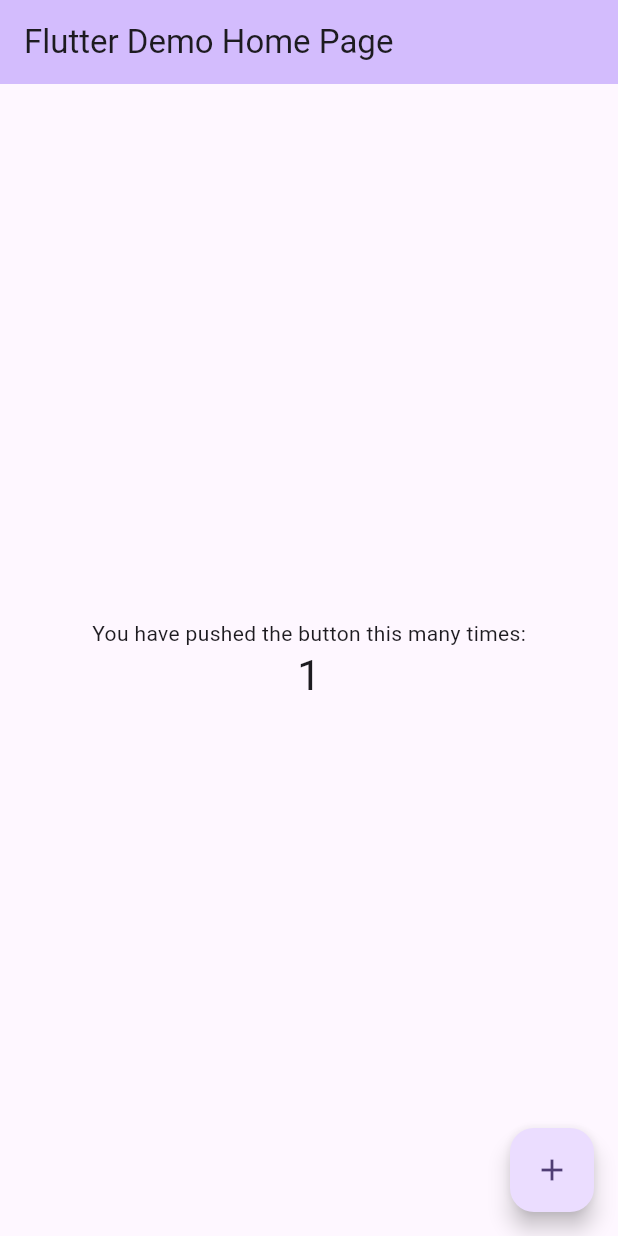
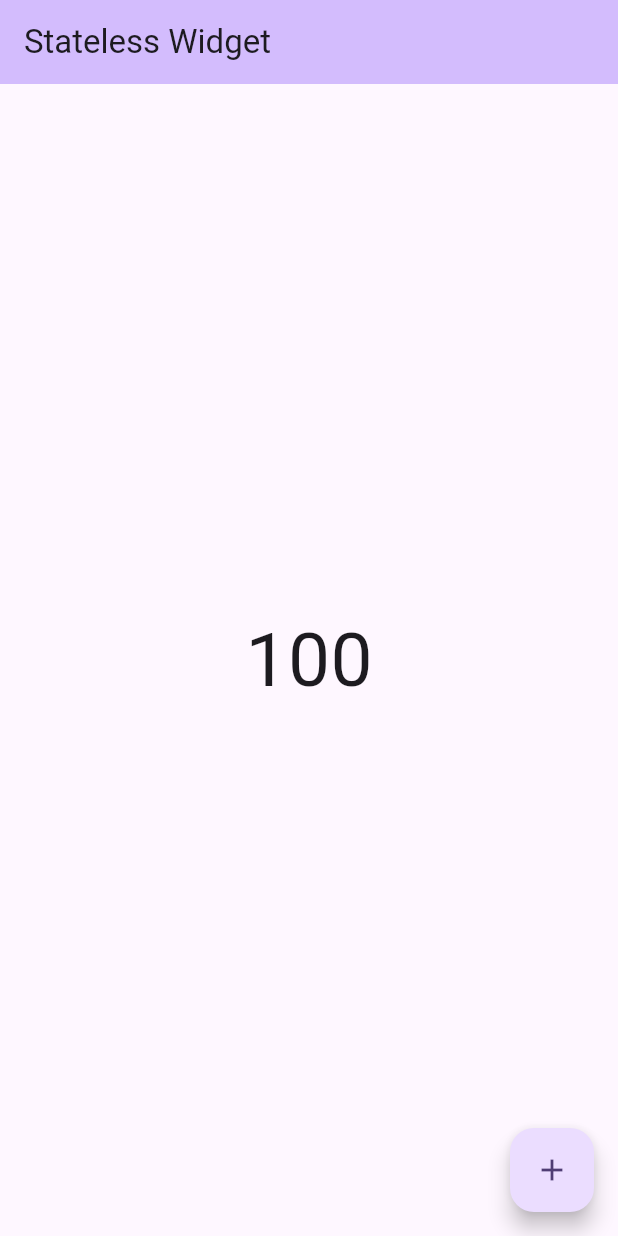
Before and after one commit to VinayTShetty/Flutter-Tutorials, a Flutter app: the screen it shows after launch, after a tap on the "add" icon, on a phone screen of 412 x 824 dp. Run offline on Flutter 3.47's test engine with Material 3 defaults, Android fonts, the phone set to English and light mode, and no system bars.

Commit message:
Stateless widget example.

```diff
--- a/lib/main.dart
+++ b/lib/main.dart
@@ -1,125 +1,20 @@
 import 'package:flutter/material.dart';
+import 'package:statemanagement/screen/home_screen.dart';
 
 void main() {
   runApp(const MyApp());
 }
-
 class MyApp extends StatelessWidget {
   const MyApp({super.key});
-
-  // This widget is the root of your application.
   @override
   Widget build(BuildContext context) {
     return MaterialApp(
       title: 'Flutter Demo',
       theme: ThemeData(
-        // This is the theme of your application.
-        //
-        // TRY THIS: Try running your application with "flutter run". You'll see
-        // the application has a purple toolbar. Then, without quitting the app,
-        // try changing the seedColor in the colorScheme below to Colors.green
-        // and then invoke "hot reload" (save your changes or press the "hot
-        // reload" button in a Flutter-supported IDE, or press "r" if you used
-        // the command line to start the app).
-        //
-        // Notice that the counter didn't reset back to zero; the application
-        // state is not lost during the reload. To reset the state, use hot
-        // restart instead.
-        //
-        // This works for code too, not just values: Most code changes can be
-        // tested with just a hot reload.
         colorScheme: ColorScheme.fromSeed(seedColor: Colors.deepPurple),
         useMaterial3: true,
       ),
-      home: const MyHomePage(title: 'Flutter Demo Home Page'),
+      home:  HomeScreen(),
     );
   }
 }
-
-class MyHomePage extends StatefulWidget {
-  const MyHomePage({super.key, required this.title});
-
-  // This widget is the home page of your application. It is stateful, meaning
-  // that it has a State object (defined below) that contains fields that affect
-  // how it looks.
-
-  // This class is the configuration for the state. It holds the values (in this
-  // case the title) provided by the parent (in this case the App widget) and
-  // used by the build method of the State. Fields in a Widget subclass are
-  // always marked "final".
-
-  final String title;
-
-  @override
-  State<MyHomePage> createState() => _MyHomePageState();
-}
-
-class _MyHomePageState extends State<MyHomePage> {
-  int _counter = 0;
-
-  void _incrementCounter() {
-    setState(() {
-      // This call to setState tells the Flutter framework that something has
-      // changed in this State, which causes it to rerun the build method below
-      // so that the display can reflect the updated values. If we changed
-      // _counter without calling setState(), then the build method would not be
-      // called again, and so nothing would appear to happen.
-      _counter++;
-    });
-  }
-
-  @override
-  Widget build(BuildContext context) {
-    // This method is rerun every time setState is called, for instance as done
-    // by the _incrementCounter method above.
-    //
-    // The Flutter framework has been optimized to make rerunning build methods
-    // fast, so that you can just rebuild anything that needs updating rather
-    // than having to individually change instances of widgets.
-    return Scaffold(
-      appBar: AppBar(
-        // TRY THIS: Try changing the color here to a specific color (to
-        // Colors.amber, perhaps?) and trigger a hot reload to see the AppBar
-        // change color while the other colors stay the same.
-        backgroundColor: Theme.of(context).colorScheme.inversePrimary,
-        // Here we take the value from the MyHomePage object that was created by
-        // the App.build method, and use it to set our appbar title.
-        title: Text(widget.title),
-      ),
-      body: Center(
-        // Center is a layout widget. It takes a single child and positions it
-        // in the middle of the parent.
-        child: Column(
-          // Column is also a layout widget. It takes a list of children and
-          // arranges them vertically. By default, it sizes itself to fit its
-          // children horizontally, and tries to be as tall as its parent.
-          //
-          // Column has various properties to control how it sizes itself and
-          // how it positions its children. Here we use mainAxisAlignment to
-          // center the children vertically; the main axis here is the vertical
-          // axis because Columns are vertical (the cross axis would be
-          // horizontal).
-          //
-          // TRY THIS: Invoke "debug painting" (choose the "Toggle Debug Paint"
-          // action in the IDE, or press "p" in the console), to see the
-          // wireframe for each widget.
-          mainAxisAlignment: MainAxisAlignment.center,
-          children: <Widget>[
-            const Text(
-              'You have pushed the button this many times:',
-            ),
-            Text(
-              '$_counter',
-              style: Theme.of(context).textTheme.headlineMedium,
-            ),
-          ],
-        ),
-      ),
-      floatingActionButton: FloatingActionButton(
-        onPressed: _incrementCounter,
-        tooltip: 'Increment',
-        child: const Icon(Icons.add),
-      ), // This trailing comma makes auto-formatting nicer for build methods.
-    );
-  }
-}
--- /dev/null
+++ b/lib/screen/home_screen.dart
@@ -0,0 +1,35 @@
+import 'package:flutter/material.dart';
+
+class HomeScreen extends StatelessWidget {
+  HomeScreen({Key? key}) : super(key: key);
+
+  int x = 100;
+
+  @override
+  Widget build(BuildContext context) {
+    print("Build");
+    return Scaffold(
+      appBar: AppBar(
+        backgroundColor: Theme.of(context).colorScheme.inversePrimary,
+        title: Text('Stateless Widget'),
+      ),
+      body: Column(
+        mainAxisAlignment: MainAxisAlignment.center,
+        children: [
+          Container(
+            child: Center(
+              child: Text(x.toString(), style: TextStyle(fontSize: 50)),
+            ),
+          )
+        ],
+      ),
+      floatingActionButton: FloatingActionButton(
+        onPressed: (){
+          ++x;
+          print("FB Button Pressed "+x.toString());
+        },
+        child: Icon(Icons.add),
+      ),
+    );
+  }
+}
```
Also changed, not shown: 1 other file.
